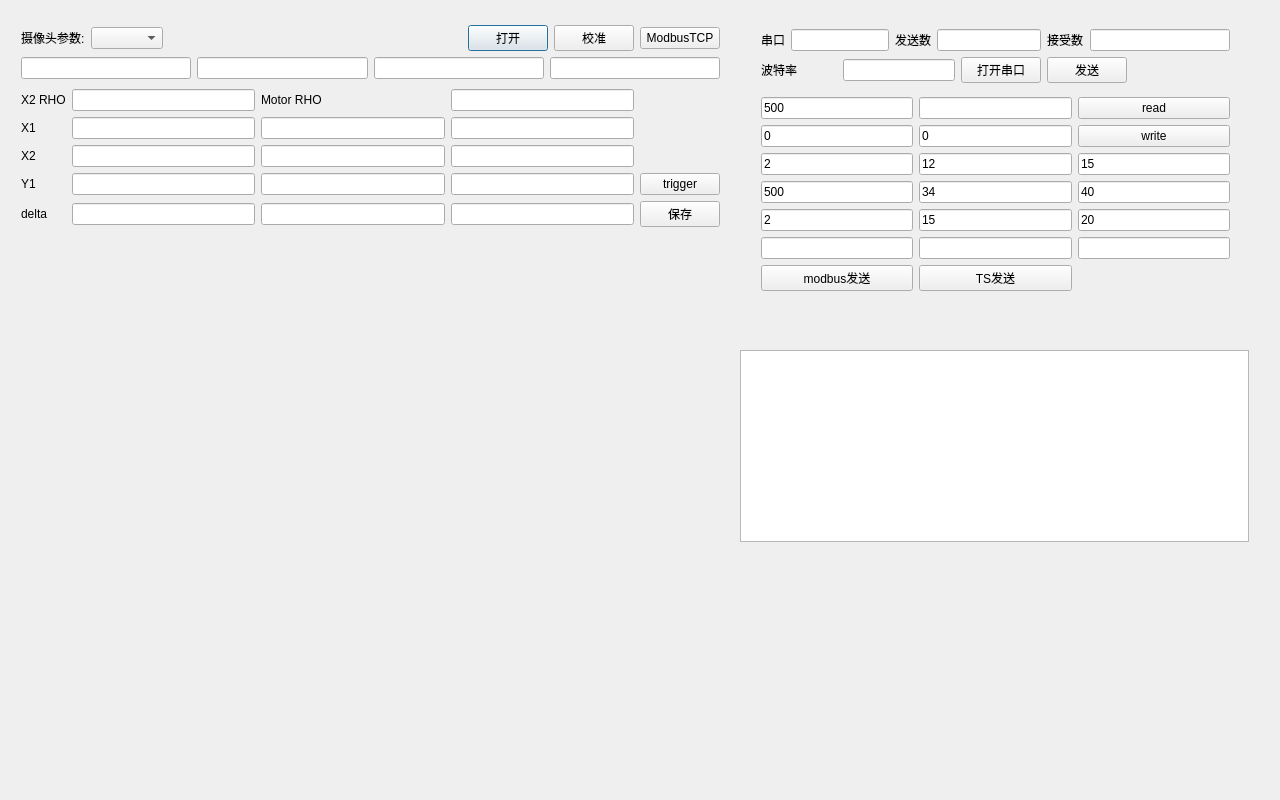
The window that maindialog.ui (zouzichun/videoWirain) describes before a commit, drawn with Qt 5.
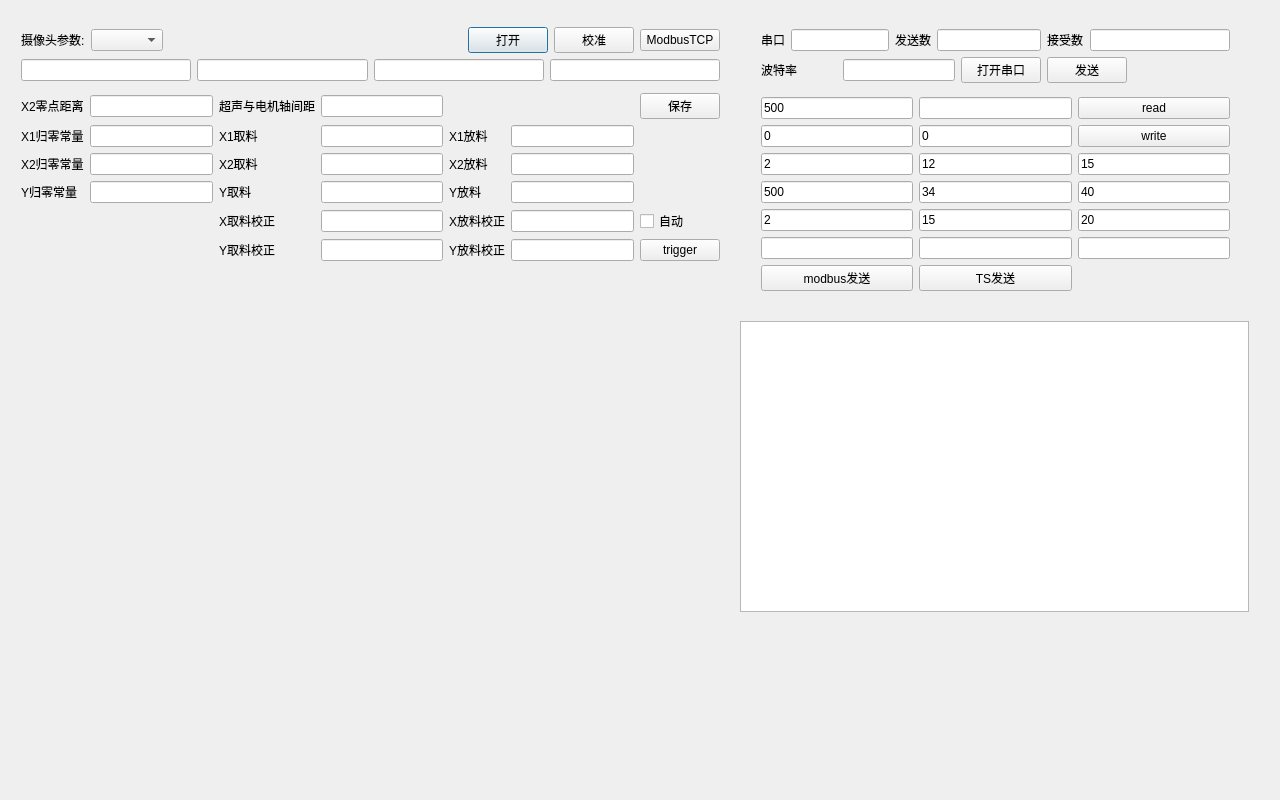
The same window after the commit.

Patch:
```diff
--- a/maindialog.ui
+++ b/maindialog.ui
@@ -28,7 +28,7 @@
      <x>10</x>
      <y>10</y>
      <width>721</width>
-     <height>233</height>
+     <height>268</height>
     </rect>
    </property>
    <layout class="QVBoxLayout" name="verticalLayout">
@@ -102,106 +102,179 @@
     </item>
     <item>
      <layout class="QGridLayout" name="gridLayout_4">
+      <item row="4" column="3">
+       <widget class="QLabel" name="label_10">
+        <property name="text">
+         <string>X2取料</string>
+        </property>
+       </widget>
+      </item>
       <item row="2" column="0">
        <widget class="QLabel" name="label">
         <property name="text">
-         <string>X1</string>
+         <string>X1归零常量</string>
         </property>
        </widget>
       </item>
-      <item row="5" column="2">
-       <widget class="QLineEdit" name="y1_fetch"/>
+      <item row="6" column="4">
+       <widget class="QLineEdit" name="fetch_delta"/>
       </item>
-      <item row="5" column="0">
-       <widget class="QLabel" name="label_7">
+      <item row="2" column="6">
+       <widget class="QLineEdit" name="x1_target"/>
+      </item>
+      <item row="2" column="3">
+       <widget class="QLabel" name="label_9">
         <property name="text">
-         <string>Y1</string>
+         <string>X1取料</string>
         </property>
        </widget>
       </item>
-      <item row="1" column="2">
-       <widget class="QLabel" name="label_12">
+      <item row="6" column="3">
+       <widget class="QLabel" name="label_3">
         <property name="text">
-         <string>Motor RHO</string>
+         <string>X取料校正</string>
         </property>
        </widget>
       </item>
-      <item row="1" column="1">
-       <widget class="QLineEdit" name="x2_rho"/>
-      </item>
-      <item row="2" column="5">
+      <item row="2" column="8">
        <layout class="QHBoxLayout" name="horizontalLayout"/>
       </item>
+      <item row="5" column="3">
+       <widget class="QLabel" name="label_11">
+        <property name="text">
+         <string>Y取料</string>
+        </property>
+       </widget>
+      </item>
       <item row="4" column="0">
        <widget class="QLabel" name="label_2">
         <property name="text">
-         <string>X2</string>
+         <string>X2归零常量</string>
         </property>
        </widget>
       </item>
-      <item row="6" column="0">
-       <widget class="QLabel" name="label_13">
-        <property name="text">
-         <string>delta</string>
-        </property>
-       </widget>
-      </item>
-      <item row="4" column="3">
-       <widget class="QLineEdit" name="x2_target"/>
-      </item>
-      <item row="2" column="1">
-       <widget class="QLineEdit" name="x1_start"/>
-      </item>
-      <item row="2" column="2">
+      <item row="2" column="4">
        <widget class="QLineEdit" name="x1_fetch"/>
       </item>
-      <item row="5" column="3">
+      <item row="4" column="5">
+       <widget class="QLabel" name="label_14">
+        <property name="text">
+         <string>X2放料</string>
+        </property>
+       </widget>
+      </item>
+      <item row="5" column="6">
        <widget class="QLineEdit" name="y1_target"/>
       </item>
-      <item row="4" column="1">
-       <widget class="QLineEdit" name="x2_start"/>
-      </item>
-      <item row="2" column="3">
-       <widget class="QLineEdit" name="x1_target"/>
-      </item>
-      <item row="5" column="4">
-       <widget class="QPushButton" name="trigger">
+      <item row="2" column="5">
+       <widget class="QLabel" name="label_13">
         <property name="text">
-         <string>trigger</string>
-        </property>
-       </widget>
-      </item>
-      <item row="1" column="0">
-       <widget class="QLabel" name="label_8">
-        <property name="text">
-         <string>X2 RHO</string>
+         <string>X1放料</string>
         </property>
        </widget>
       </item>
       <item row="1" column="3">
-       <widget class="QLineEdit" name="motor_rho"/>
+       <widget class="QLabel" name="label_12">
+        <property name="text">
+         <string>超声与电机轴间距</string>
+        </property>
+       </widget>
+      </item>
+      <item row="5" column="2">
+       <widget class="QLineEdit" name="y1_start"/>
       </item>
       <item row="4" column="2">
+       <widget class="QLineEdit" name="x2_start"/>
+      </item>
+      <item row="4" column="4">
        <widget class="QLineEdit" name="x2_fetch"/>
       </item>
-      <item row="5" column="1">
-       <widget class="QLineEdit" name="y1_start"/>
+      <item row="1" column="4">
+       <widget class="QLineEdit" name="motor_rho"/>
       </item>
-      <item row="6" column="1">
-       <widget class="QLineEdit" name="target_delta"/>
+      <item row="2" column="2">
+       <widget class="QLineEdit" name="x1_start"/>
       </item>
-      <item row="6" column="2">
-       <widget class="QLineEdit" name="fetch_delta"/>
+      <item row="5" column="0">
+       <widget class="QLabel" name="label_7">
+        <property name="text">
+         <string>Y归零常量</string>
+        </property>
+       </widget>
       </item>
-      <item row="6" column="4">
+      <item row="4" column="6">
+       <widget class="QLineEdit" name="x2_target"/>
+      </item>
+      <item row="1" column="7">
        <widget class="QPushButton" name="saveImg">
         <property name="text">
          <string>保存</string>
         </property>
        </widget>
       </item>
-      <item row="6" column="3">
-       <widget class="QLineEdit" name="y_delta"/>
+      <item row="1" column="2">
+       <widget class="QLineEdit" name="x2_rho"/>
+      </item>
+      <item row="5" column="4">
+       <widget class="QLineEdit" name="y1_fetch"/>
+      </item>
+      <item row="5" column="5">
+       <widget class="QLabel" name="label_15">
+        <property name="text">
+         <string>Y放料</string>
+        </property>
+       </widget>
+      </item>
+      <item row="1" column="0">
+       <widget class="QLabel" name="label_8">
+        <property name="text">
+         <string>X2零点距离</string>
+        </property>
+       </widget>
+      </item>
+      <item row="7" column="7">
+       <widget class="QPushButton" name="trigger">
+        <property name="text">
+         <string>trigger</string>
+        </property>
+       </widget>
+      </item>
+      <item row="6" column="7">
+       <widget class="QCheckBox" name="auto_run">
+        <property name="text">
+         <string>自动</string>
+        </property>
+       </widget>
+      </item>
+      <item row="7" column="6">
+       <widget class="QLineEdit" name="y_target_delta"/>
+      </item>
+      <item row="7" column="5">
+       <widget class="QLabel" name="label_6">
+        <property name="text">
+         <string>Y放料校正</string>
+        </property>
+       </widget>
+      </item>
+      <item row="7" column="3">
+       <widget class="QLabel" name="label_16">
+        <property name="text">
+         <string>Y取料校正</string>
+        </property>
+       </widget>
+      </item>
+      <item row="7" column="4">
+       <widget class="QLineEdit" name="y_fetch_delta"/>
+      </item>
+      <item row="6" column="6">
+       <widget class="QLineEdit" name="target_delta"/>
+      </item>
+      <item row="6" column="5">
+       <widget class="QLabel" name="label_5">
+        <property name="text">
+         <string>X放料校正</string>
+        </property>
+       </widget>
       </item>
      </layout>
     </item>
@@ -211,7 +284,7 @@
    <property name="geometry">
     <rect>
      <x>10</x>
-     <y>250</y>
+     <y>280</y>
      <width>721</width>
      <height>371</height>
     </rect>
@@ -237,9 +310,9 @@
    <property name="geometry">
     <rect>
      <x>740</x>
-     <y>350</y>
+     <y>321</y>
      <width>509</width>
-     <height>192</height>
+     <height>291</height>
     </rect>
    </property>
    <property name="sizePolicy">
```
